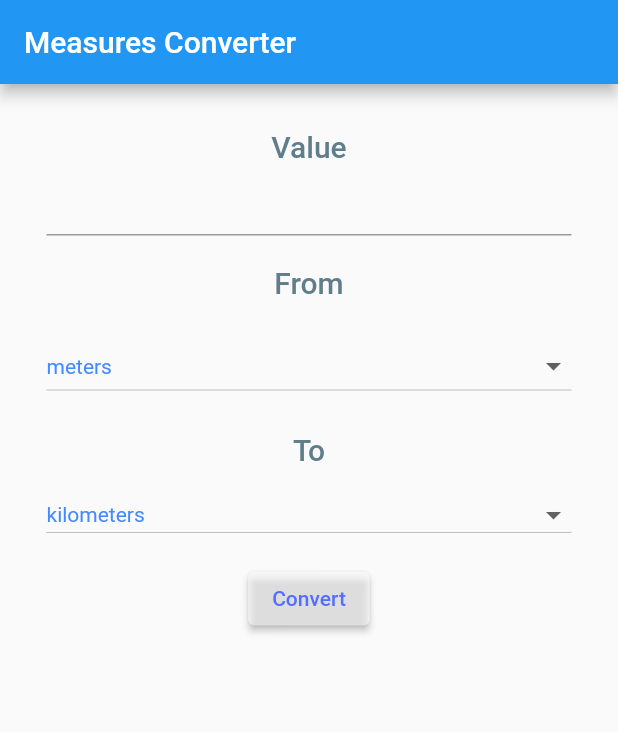
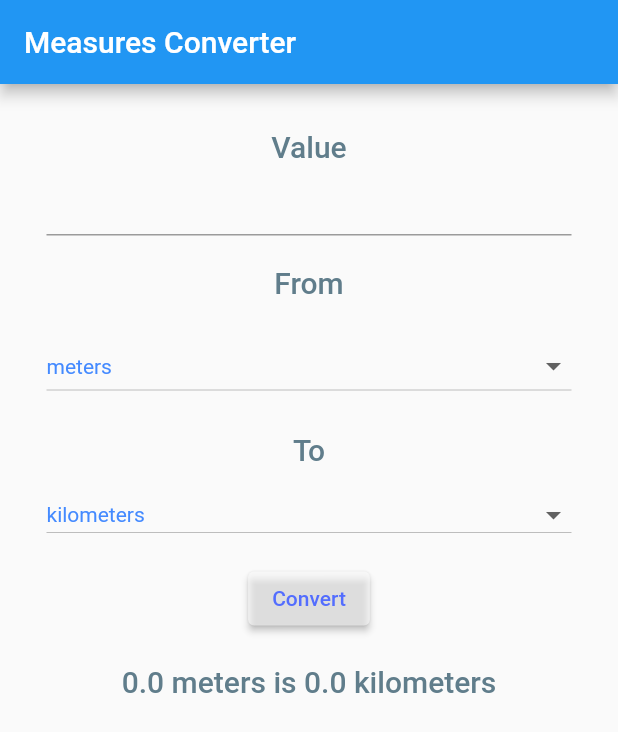
Before and after one commit to imazzala/Converter-Units, a Flutter app: the screen it shows after launch, after a tap on "Convert", on a phone screen of 412 x 824 dp. Shown: the top 732 px of the screen. Run offline on Flutter 3.47's test engine with Material 2 defaults, Android fonts, the phone set to English and light mode, and no system bars.

Commit message:
Project Finished

```diff
--- a/lib/main.dart
+++ b/lib/main.dart
@@ -1,6 +1,5 @@
-import 'dart:ui';
 import 'package:flutter/material.dart';
-import 'package:flutter/widgets.dart';
+import 'converter.dart';
 
 void main() {
   runApp(const MyApp());
@@ -12,7 +11,7 @@ class MyApp extends StatelessWidget {
   // This widget is the root of your application.
   @override
   Widget build(BuildContext context) {
-    return MaterialApp(title: "Measures Converter", home: MyHomePage());
+    return const MaterialApp(title: "Measures Converter", home: MyHomePage());
   }
 }
 
@@ -24,22 +23,20 @@ class MyHomePage extends StatefulWidget {
 }
 
 class _MyHomePageState extends State<MyHomePage> {
-  String _username = "";
-  String _fruit = "";
   String _message = "";
-  var fruits = ["Organge", "Apple", "Banana", "Strawberry"];
-  var MeasureItems = ["meters", "kilometers", "grams", "kilograms", "feet", "miles", "pounds", "ounces"];
+  List<String> MeasureItems = ["meters", "kilometers", "grams", "kilograms", "feet", "miles", "pounds", "ounces"];
   String fromMeasureValue = "";
   String toMeasureValue = "";
+  late double _toConvert;
+  TextStyle _style = TextStyle(fontSize: 20, fontWeight: FontWeight.w500, color: Colors.blueGrey);
 
 
   @override
   void initState() {
-    _username = "";
-    _fruit = "";
     _message = "";
     fromMeasureValue = MeasureItems[0];
     toMeasureValue = MeasureItems[1];
+    _toConvert = 0;
     super.initState();
   }
 
@@ -52,24 +49,31 @@ class _MyHomePageState extends State<MyHomePage> {
       body: Center(
           child: Column(
           children: [
-            const Padding(padding: EdgeInsets.only(top: 30),
+            Padding(padding: const EdgeInsets.only(top: 30),
                     child: Text(
                       "Value",
-                      style: TextStyle(fontSize: 20, fontWeight: FontWeight.w500, color: Colors.blueGrey),
+                      style: _style,
                     ),
             ),
 
-             const SizedBox(
+             SizedBox(
               width: 350,
               child: TextField(
-                style: TextStyle(color: Colors.blueAccent, fontWeight: FontWeight.w600),
+                style: const TextStyle(color: Colors.blueAccent, fontWeight: FontWeight.w600),
+                keyboardType: TextInputType.number,
+                onChanged: (text){
+                  double toConvert = double.parse(text);
+                  setState(() {
+                    _toConvert = toConvert;
+                  });
+                },
               ),
             ),
 
-            const Padding(padding: EdgeInsets.all(20),
+            Padding(padding: EdgeInsets.all(20),
               child: Text(
                 "From",
-                style: TextStyle(fontSize: 20, fontWeight: FontWeight.w500, color: Colors.blueGrey),
+                style: _style,
               ),
             ),
 
@@ -84,7 +88,6 @@ class _MyHomePageState extends State<MyHomePage> {
                 onChanged: (String? newValue) {
                   setState(() {
                     fromMeasureValue = newValue!;
-                    print(fromMeasureValue);
                   });
                 },
                 items: MeasureItems.map((String value) {
@@ -96,10 +99,10 @@ class _MyHomePageState extends State<MyHomePage> {
               ),
             ),
 
-            const Padding(padding: EdgeInsets.all(20),
+            Padding(padding: EdgeInsets.all(20),
               child: Text(
                   "To",
-                style: TextStyle(fontSize: 20, fontWeight: FontWeight.w500, color: Colors.blueGrey),
+                style: _style,
               ),
             ),
 
@@ -138,24 +141,24 @@ class _MyHomePageState extends State<MyHomePage> {
                       )
                   ),
                   onPressed: (){
-                    if(_username.isEmpty || _fruit.isEmpty){
-                      return;
-                    } else {
-                      buildMessage(_username, _fruit);
-                    }
-                  },
+                      double result = convert(_toConvert, fromMeasureValue, toMeasureValue);
+                      buildMessage(_toConvert, fromMeasureValue, toMeasureValue, result);
+                    },
                   child: const Text("Convert"),
                 ),
             ),
 
-            Text(_message),
+            Text(
+              _message,
+              style: _style,
+            ),
         ],
       )),
     );
   }
 
-  void buildMessage(String nombre, String fruta){
-    var message = "Hola $nombre, fruta favorita: $fruta";
+  void buildMessage(var _value, String fromMeasure, String toMeasure, double result){
+    var message = "$_value $fromMeasure is $result $toMeasure";
     setState(() {
       _message = message;
     });
```
Also changed, not shown: lib/converter.dart (+26 -6 lines).
